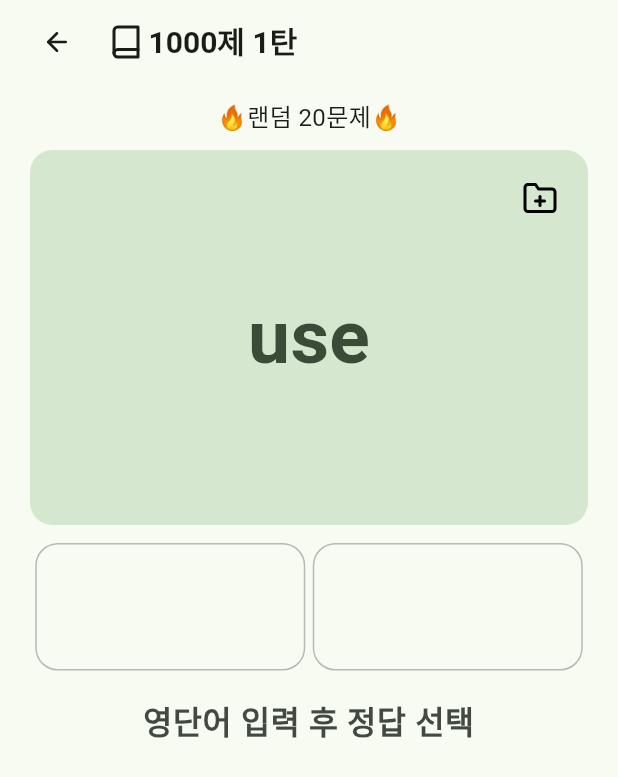
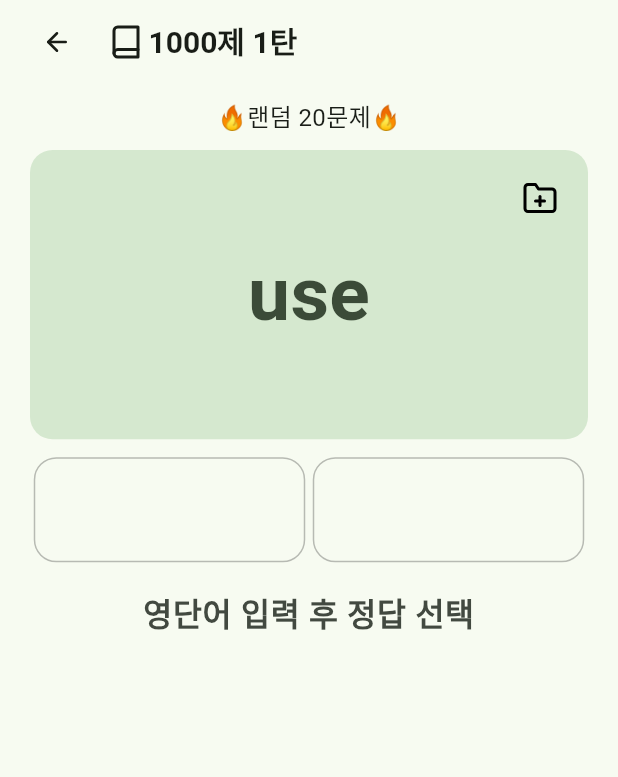
Before and after one commit to thisisJJK/hoomss, a Flutter app: the WordView screen opened directly, after a tap on "1000제 1탄", on a phone screen of 412 x 824 dp. Shown: the top 777 px of the screen. Run offline on Flutter 3.47's test engine with Material 3 defaults, Android fonts, the phone set to English and light mode, and no system bars; drawn by our look-alikes of auto_size_text; our stand-ins replace flutter_feather_icons, get, google_mobile_ads, percent_indicator, sqflite; missing offline and left inert: app_tracking_transparency; accounts and stored records are empty; network calls fail.

Commit message:
빌드 1 20241023

```diff
--- a/lib/data/database_service.dart
+++ b/lib/data/database_service.dart
@@ -14,7 +14,6 @@ class DatabaseService {
 //db 설정
   Future<bool> databaseConfig() async {
     try {
-
       database = openDatabase(
         join(await getDatabasesPath(), 'hoomss_database.db'),
         onCreate: (db, version) async {
@@ -62,7 +61,6 @@ class DatabaseService {
 //초기 단어 데이터
   Future<bool> _insertInitData(Database db) async {
     try {
-
       //word
       List<WordModel> words = await parseWords();
       for (var word in words) {
--- a/lib/ui/1/chat/chat_view.dart
+++ b/lib/ui/1/chat/chat_view.dart
@@ -169,11 +169,13 @@ class BottomInputField extends StatelessWidget {
                         .currentChats[
                             Get.find<ChatViewModel>().currentIndex.value]
                         .content
-                        .toLowerCase() ==
+                        .toLowerCase()
+                        .replaceAll("'", '’') ==
                     Get.find<ChatViewModel>()
                         .textEditingController
                         .text
-                        .toLowerCase()) {
+                        .toLowerCase()
+                        .replaceAll("'", '’')) {
                   Get.find<ChatViewModel>().onSubmitted(
                       Get.find<ChatViewModel>().textEditingController.text);
 
--- a/lib/ui/1/chat_list/widget/difficulty_btn.dart
+++ b/lib/ui/1/chat_list/widget/difficulty_btn.dart
@@ -30,7 +30,7 @@ class DifficultyBtn extends StatelessWidget {
               : Theme.of(context).colorScheme.secondaryContainer,
           borderRadius: BorderRadius.circular(15),
         ),
-        width: 120,
+        width: (MediaQuery.of(context).size.width / 3) - 20,
         height: 50,
         child: Center(
           child: Text(
--- a/lib/ui/2/bomool_book/widget/add_dialog.dart
+++ b/lib/ui/2/bomool_book/widget/add_dialog.dart
@@ -41,7 +41,7 @@ class AddDialog extends StatelessWidget {
               height: 25,
             ),
             Row(
-              mainAxisAlignment: MainAxisAlignment.end,
+              mainAxisAlignment: MainAxisAlignment.center,
               children: [
                 //추가버튼
                 ElevatedButton(
--- a/lib/ui/2/quiz/widget/answer_btn.dart
+++ b/lib/ui/2/quiz/widget/answer_btn.dart
@@ -16,8 +16,8 @@ class AnswerBtn extends StatelessWidget {
         onTap: onTap,
         child: Container(
           padding: const EdgeInsets.only(left: 5, right: 5),
-          width: 180,
-          height: 85,
+          width: MediaQuery.of(context).size.width * 0.5 - 25,
+          height: MediaQuery.of(context).size.height * 0.085,
           decoration: BoxDecoration(
             border:
                 isSame.value ? Border.all() : Border.all(color: Colors.black26),
@@ -30,7 +30,7 @@ class AnswerBtn extends StatelessWidget {
               minFontSize: 12,
               textAlign: TextAlign.center,
               style: TextStyle(
-                fontSize: 24,
+                fontSize: 22,
                 color: isSame.value
                     ? Theme.of(context).colorScheme.onSurface
                     : Colors.transparent,
--- a/lib/ui/2/quiz/widget/quiz_card.dart
+++ b/lib/ui/2/quiz/widget/quiz_card.dart
@@ -20,7 +20,7 @@ class QuizCard extends StatelessWidget {
     return Stack(children: [
       Obx(
         () => Container(
-          height: 250,
+          height: MediaQuery.of(context).size.height * 0.234,
           width: double.infinity,
           padding: const EdgeInsets.all(10),
           decoration: BoxDecoration(
--- a/lib/ui/2/word/widget/mode_card.dart
+++ b/lib/ui/2/word/widget/mode_card.dart
@@ -27,7 +27,7 @@ class ModeCard extends StatelessWidget {
       onTap: onTap,
       child: Container(
         height: 100,
-        padding: const EdgeInsets.fromLTRB(25, 5, 20, 5),
+        padding: const EdgeInsets.fromLTRB(20, 5, 10, 5),
         decoration: BoxDecoration(
           borderRadius: BorderRadius.circular(30),
           color: Theme.of(context).colorScheme.secondaryContainer,
@@ -43,14 +43,19 @@ class ModeCard extends StatelessWidget {
                   mode.toKo,
                   style: TextStyle(
                     fontWeight: FontWeight.bold,
-                    fontSize: 26,
+                    fontSize: 25,
                     color: Theme.of(context).colorScheme.onSecondaryContainer,
                   ),
                 ),
                 const Spacer(),
 
                 isBomoolWrong
-                    ? Obx(() => Text('${count!.value} 개'))
+                    ? Obx(() => Text(
+                          '현재단어 : ${count!.value}',
+                          style: const TextStyle(
+                            fontSize: 12,
+                          ),
+                        ))
                     : Obx(
                         () => Text(
                           '남은단어 : ${count!.value}',
@@ -59,9 +64,10 @@ class ModeCard extends StatelessWidget {
                           ),
                         ),
                       ),
-
+                const SizedBox(
+                  width: 15,
+                ),
                 //진행률
-                const SizedBox(width: 25),
 
                 Icon(
                   icon,
@@ -79,7 +85,7 @@ class ModeCard extends StatelessWidget {
                     var percent100 = percent!.value * 100;
 
                     return CircularPercentIndicator(
-                      radius: 38,
+                      radius: 37,
                       percent: percent!.value,
                       lineWidth: 10,
                       animation: true,
--- a/lib/ui/2/word/word_view.dart
+++ b/lib/ui/2/word/word_view.dart
@@ -38,7 +38,7 @@ class WordView extends StatelessWidget {
   Expanded wordList() {
     return Expanded(
       child: Padding(
-        padding: const EdgeInsets.only(left: 20, right: 20, top: 20),
+        padding: const EdgeInsets.only(left: 20, right: 20, top: 10),
         child: SingleChildScrollView(
             scrollDirection: Axis.vertical,
             child: Column(
--- a/pubspec.yaml
+++ b/pubspec.yaml
@@ -50,6 +50,8 @@ dev_dependencies:
 
 
 
+
+
   # The "flutter_lints" package below contains a set of recommended lints to
   # encourage good coding practices. The lint set provided by the package is
   # activated in the `analysis_options.yaml` file located at the root of your
@@ -71,6 +73,8 @@ flutter:
   # To add assets to your application, add an assets section, like this:
   assets:
     - assets/
+
+
 
   # An image asset can refer to one or more resolution-specific "variants", see
   # https://flutter.dev/assets-and-images/#resolution-aware
```
Also changed, not shown: lib/ui/1/chat_list/chat_list_view.dart (+9 -4 lines), assets/chat.json, 42 other files.
